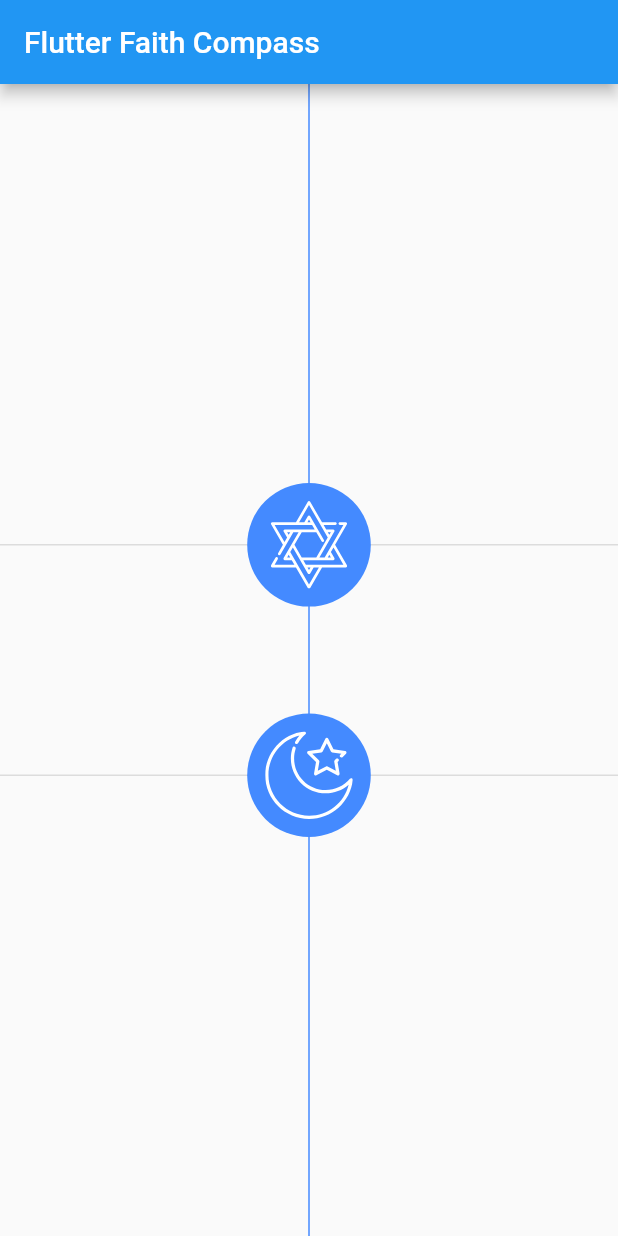
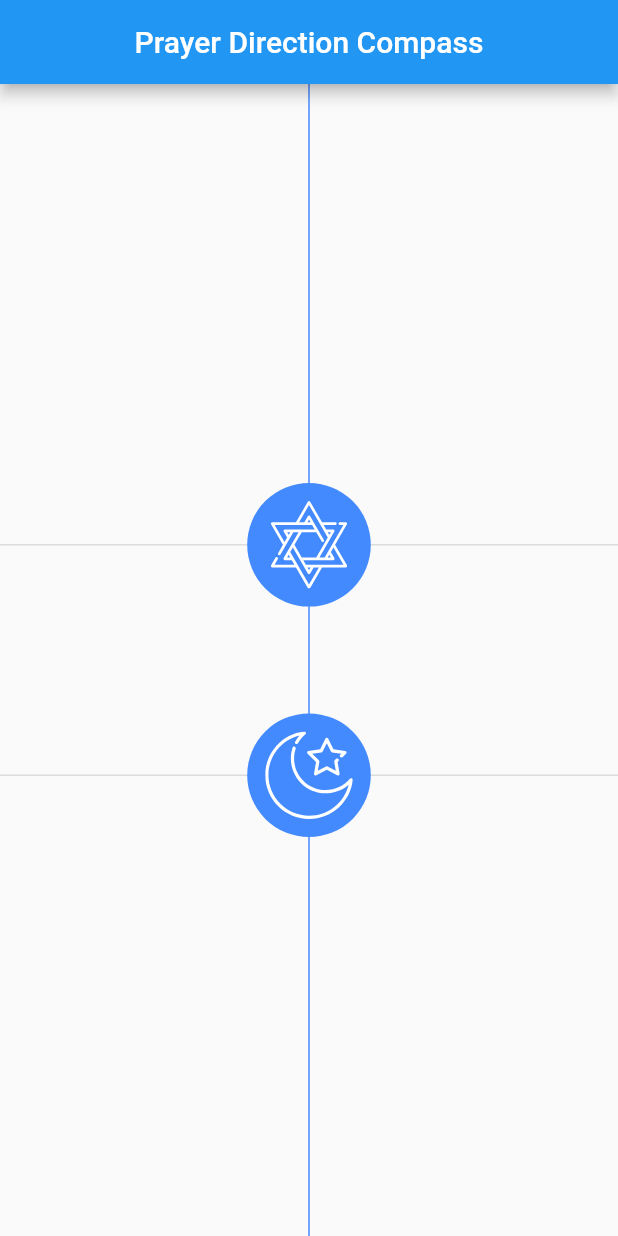
Before and after one commit to LiveLikeCounter/FlutterContest, a Flutter app: the screen it shows after launch, on a phone screen of 412 x 824 dp. Run offline on Flutter 3.47's test engine with Material 2 defaults, Android fonts, the phone set to English and light mode, and no system bars; our stand-ins replace flutter_compass, flutter_svg, geolocator.

Commit message:
renamed app to Prayer Direction Compass

```diff
--- a/lib/main.dart
+++ b/lib/main.dart
@@ -109,7 +109,8 @@ class _MyAppState extends State<MyApp> with TickerProviderStateMixin {
     return MaterialApp(
       home: Scaffold(
         appBar: AppBar(
-          title: const Text('Flutter Faith Compass'),
+          title: const Text('Prayer Direction Compass'),
+          centerTitle: true,
         ),
         body: Stack(
           fit: StackFit.expand,
--- a/pubspec.yaml
+++ b/pubspec.yaml
@@ -1,5 +1,5 @@
 name: flutter_contest
-description: A Flutter Prayer Direction Contest Entry App.
+description: Flutter Contest Entry App "Prayer Direction Compass".
 
 # The following defines the version and build number for your application.
 # A version number is three numbers separated by dots, like 1.2.43
```
